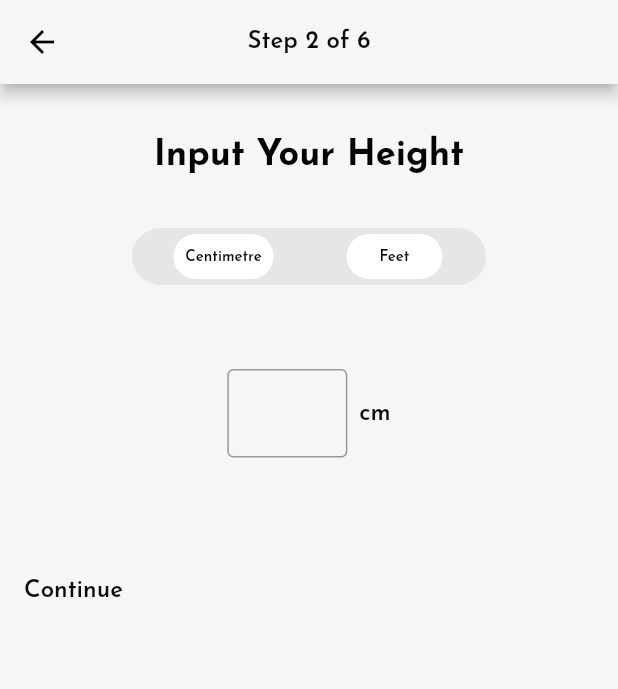
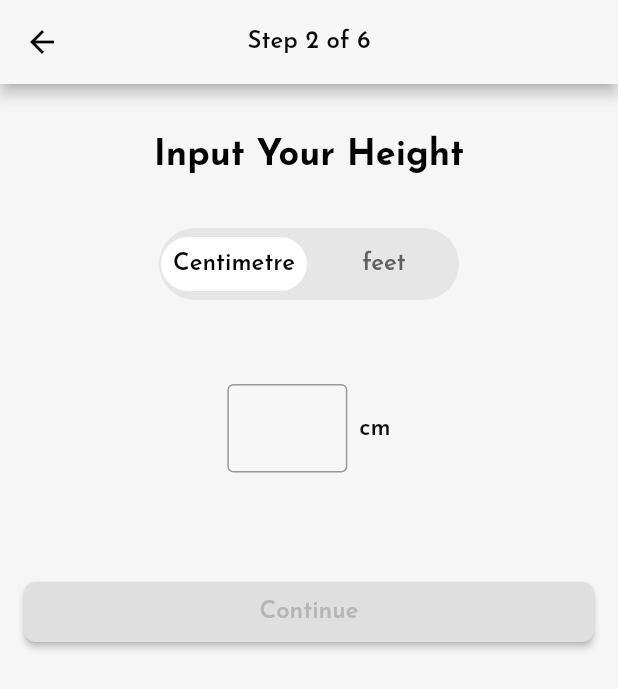
Before and after one commit to Kelompok-Capstone-9/MOBILE, a Flutter app: the HeightScreen screen opened directly, on a phone screen of 412 x 824 dp. Shown: the top 689 px of the screen. Run offline on Flutter 3.47's test engine with Material 2 defaults, Android fonts, the phone set to English and light mode, and no system bars; our stand-ins replace google_fonts, pinput, toggle_switch; missing offline and left inert: hovering.

Commit message:
Update Height Screen

```diff
--- a/lib/view/register/height_screen.dart
+++ b/lib/view/register/height_screen.dart
@@ -15,6 +15,9 @@ class _HeightScreenState extends State<HeightScreen> {
   List<bool> isSelected = [true, false];
   var label = [ItemChoice(1, 'Centimetre'), ItemChoice(2, 'Feet')];
   var idSelected = 0;
+  final _heightController = TextEditingController();
+  bool isFormFilled = false;
+  final formKey = GlobalKey<FormState>();
 
   @override
   Widget build(BuildContext context) {
@@ -43,10 +46,8 @@ class _HeightScreenState extends State<HeightScreen> {
               height: 36,
             ),
             Container(
-              padding: const EdgeInsets.all(4),
-              height: 38,
               decoration: BoxDecoration(
-                  borderRadius: BorderRadius.circular(20),
+                  borderRadius: BorderRadius.circular(50),
                   color: const Color(0xffE6E6E6)),
               child: ToggleButtons(
                 isSelected: isSelected,
@@ -59,18 +60,19 @@ class _HeightScreenState extends State<HeightScreen> {
                     }
                   });
                 },
-                borderRadius: BorderRadius.circular(20),
+                borderRadius: BorderRadius.circular(20.0),
                 borderColor: Colors.transparent,
                 borderWidth: 0,
                 selectedBorderColor: Colors.transparent,
                 fillColor: Colors.transparent,
-                constraints: const BoxConstraints(minWidth: 114, minHeight: 34),
+                constraints: const BoxConstraints(minWidth: 100),
                 children: [
                   TextButton(
                     onPressed: null,
                     style: TextButton.styleFrom(
                       shape: RoundedRectangleBorder(
-                          borderRadius: BorderRadius.circular(20)),
+                        borderRadius: BorderRadius.circular(50),
+                      ),
                       backgroundColor: isSelected[0]
                           ? Colors.white
                           : const Color(0xffE6E6E6),
@@ -81,7 +83,7 @@ class _HeightScreenState extends State<HeightScreen> {
                           color: isSelected[0]
                               ? const Color(0xff030303)
                               : const Color(0xff606060),
-                          fontSize: 10.0,
+                          fontSize: 16.0,
                           fontWeight: FontWeight.w600),
                     ),
                   ),
@@ -89,18 +91,19 @@ class _HeightScreenState extends State<HeightScreen> {
                     onPressed: null,
                     style: TextButton.styleFrom(
                       shape: RoundedRectangleBorder(
-                          borderRadius: BorderRadius.circular(20)),
-                      backgroundColor: isSelected[0]
+                        borderRadius: BorderRadius.circular(50),
+                      ),
+                      backgroundColor: isSelected[1]
                           ? Colors.white
                           : const Color(0xffE6E6E6),
                     ),
                     child: Text(
-                      'Feet',
+                      'feet',
                       style: GoogleFonts.josefinSans(
-                          color: isSelected[0]
+                          color: isSelected[1]
                               ? const Color(0xff030303)
                               : const Color(0xff606060),
-                          fontSize: 10.0,
+                          fontSize: 16.0,
                           fontWeight: FontWeight.w600),
                     ),
                   ),
@@ -114,14 +117,17 @@ class _HeightScreenState extends State<HeightScreen> {
               mainAxisAlignment: MainAxisAlignment.center,
               crossAxisAlignment: CrossAxisAlignment.center,
               children: [
-                Container(
+                Form(
+                  key: formKey,
+                  child: Container(
                     decoration: const BoxDecoration(
                         borderRadius: BorderRadius.all(Radius.circular(4))),
                     width: 80,
                     height: 60,
-                  child: const TextField(
+                    child: TextFormField(
+                      controller: _heightController,
                       keyboardType: TextInputType.number,
-                    decoration: InputDecoration(
+                      decoration: const InputDecoration(
                         counterText: "",
                         focusedBorder: OutlineInputBorder(
                           borderSide: BorderSide(
@@ -134,6 +140,12 @@ class _HeightScreenState extends State<HeightScreen> {
                         floatingLabelBehavior: FloatingLabelBehavior.never,
                       ),
                       maxLength: 3,
+                      onChanged: (value) {
+                        setState(() {
+                          isFormFilled = _heightController.text.isNotEmpty;
+                        });
+                      },
+                    ),
                   ),
                 ),
                 const SizedBox(
@@ -151,20 +163,37 @@ class _HeightScreenState extends State<HeightScreen> {
             Container(
               width: double.infinity,
               padding: const EdgeInsets.symmetric(horizontal: 16),
-              child: HoverButton(
+              child: ElevatedButton(
+                style: ElevatedButton.styleFrom(
                   shape: RoundedRectangleBorder(
-                    borderRadius: BorderRadius.circular(8)),
-                onpressed: () {
-                  Navigator.of(context).push(MaterialPageRoute(
-                      builder: (context) => const WeightScreen()));
+                    borderRadius: BorderRadius.circular(8),
+                  ),
+                  backgroundColor: isFormFilled
+                      ? const Color(0xffFF7F00)
+                      : const Color(0xffDFDFDF),
+                ),
+                onPressed: () {
+                  final isValidForm = formKey.currentState!.validate();
+                  if (isValidForm) {
+                    Navigator.push(
+                      context,
+                      MaterialPageRoute(
+                          builder: (context) => const WeightScreen()),
+                    );
+                  }
                 },
-                color: const Color(0xffFF7F00),
-                hoverTextColor: Colors.white,
                 child: Padding(
                   padding: const EdgeInsets.symmetric(vertical: 12),
                   child: Text(
                     'Continue',
-                    style: ThemeText.heading1,
+                    style: GoogleFonts.josefinSans(
+                      fontWeight: FontWeight.w600,
+                      fontSize: 16,
+                      fontStyle: FontStyle.normal,
+                      color: isFormFilled
+                          ? const Color(0xFFF6F6F6)
+                          : const Color(0xFFB5B5B5),
+                    ),
                   ),
                 ),
               ),
```
Lines whose indentation alone changed are shown as unchanged.
